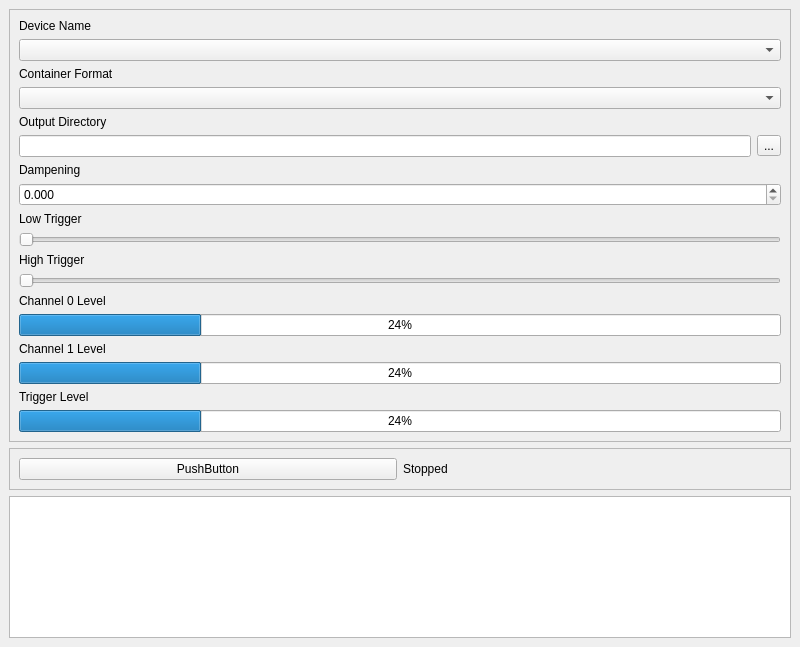
First picture: the form in audiotrapmainwindow.ui, repository sgpinkus/audio-trap, before the edit.
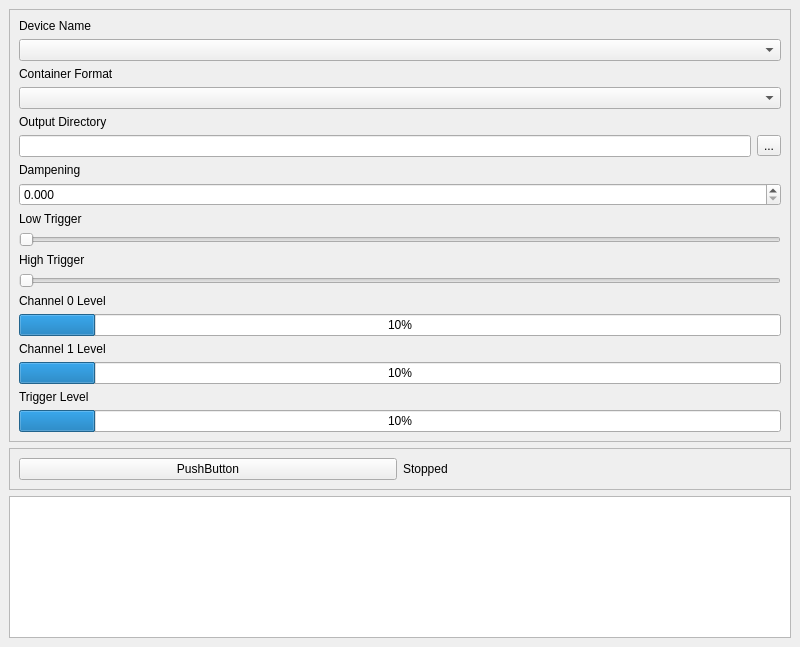
Second picture: the form after the edit.

Commit message: Fix trigger level UI bug. Fix-ish container format to ext conversion for output files.

Patch:
```diff
--- a/audiotrapmainwindow.ui
+++ b/audiotrapmainwindow.ui
@@ -171,7 +171,7 @@
        <item>
         <widget class="QProgressBar" name="channel0ProgressBar">
          <property name="value">
-          <number>24</number>
+          <number>10</number>
          </property>
         </widget>
        </item>
@@ -185,7 +185,7 @@
        <item>
         <widget class="QProgressBar" name="channel1ProgressBar">
          <property name="value">
-          <number>24</number>
+          <number>10</number>
          </property>
         </widget>
        </item>
@@ -199,7 +199,7 @@
        <item>
         <widget class="QProgressBar" name="triggerLevelProgressBar">
          <property name="value">
-          <number>24</number>
+          <number>10</number>
          </property>
         </widget>
        </item>
```
The commit also changes 4 other files.
